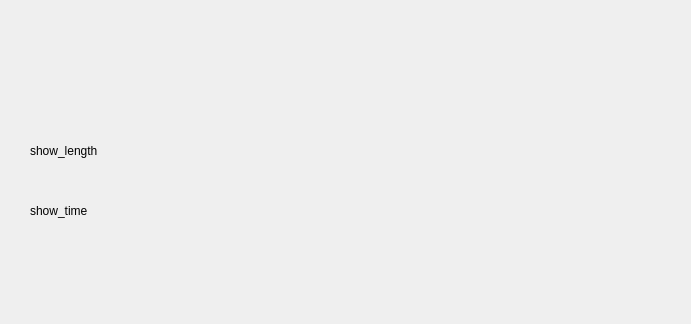
First picture: the form in mainwindow.ui, repository yi1397/Image-processing-eel-sorter, before the edit; both pictures show x 0 to 691 and y 405 to 729 of the 1159 by 729 pixel window.
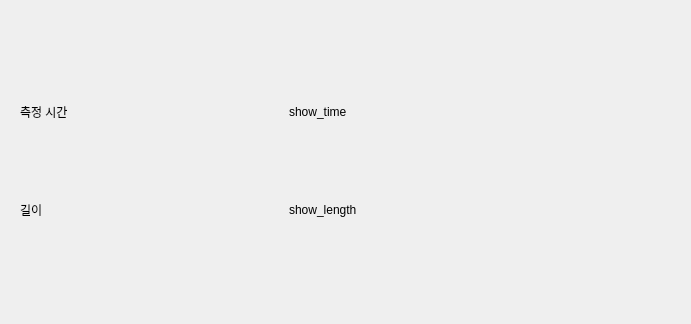
Second picture: the form after the edit.

The edit to the form file:
```diff
--- a/mainwindow.ui
+++ b/mainwindow.ui
@@ -27,34 +27,56 @@
      <string>show_img</string>
     </property>
    </widget>
-   <widget class="QLabel" name="length_label">
+   <widget class="QWidget" name="verticalLayoutWidget">
     <property name="geometry">
      <rect>
-      <x>30</x>
-      <y>530</y>
-      <width>351</width>
-      <height>51</height>
+      <x>20</x>
+      <y>470</y>
+      <width>531</width>
+      <height>191</height>
      </rect>
     </property>
-    <property name="text">
-     <string>show_length</string>
-    </property>
-    <property name="textFormat">
-     <enum>Qt::AutoText</enum>
-    </property>
-   </widget>
-   <widget class="QLabel" name="time_label">
-    <property name="geometry">
-     <rect>
-      <x>30</x>
-      <y>590</y>
-      <width>351</width>
-      <height>51</height>
-     </rect>
-    </property>
-    <property name="text">
-     <string>show_time</string>
-    </property>
+    <layout class="QVBoxLayout" name="data_box1">
+     <item>
+      <layout class="QHBoxLayout" name="data_box2">
+       <item>
+        <widget class="QLabel" name="time_name">
+         <property name="text">
+          <string>측정 시간</string>
+         </property>
+        </widget>
+       </item>
+       <item>
+        <widget class="QLabel" name="time_show">
+         <property name="text">
+          <string>show_time</string>
+         </property>
+        </widget>
+       </item>
+      </layout>
+     </item>
+     <item>
+      <layout class="QHBoxLayout" name="horizontalLayout_2">
+       <item>
+        <widget class="QLabel" name="length_name">
+         <property name="text">
+          <string>길이</string>
+         </property>
+        </widget>
+       </item>
+       <item>
+        <widget class="QLabel" name="length_show">
+         <property name="text">
+          <string>show_length</string>
+         </property>
+         <property name="textFormat">
+          <enum>Qt::AutoText</enum>
+         </property>
+        </widget>
+       </item>
+      </layout>
+     </item>
+    </layout>
    </widget>
   </widget>
   <widget class="QMenuBar" name="menubar">
```
